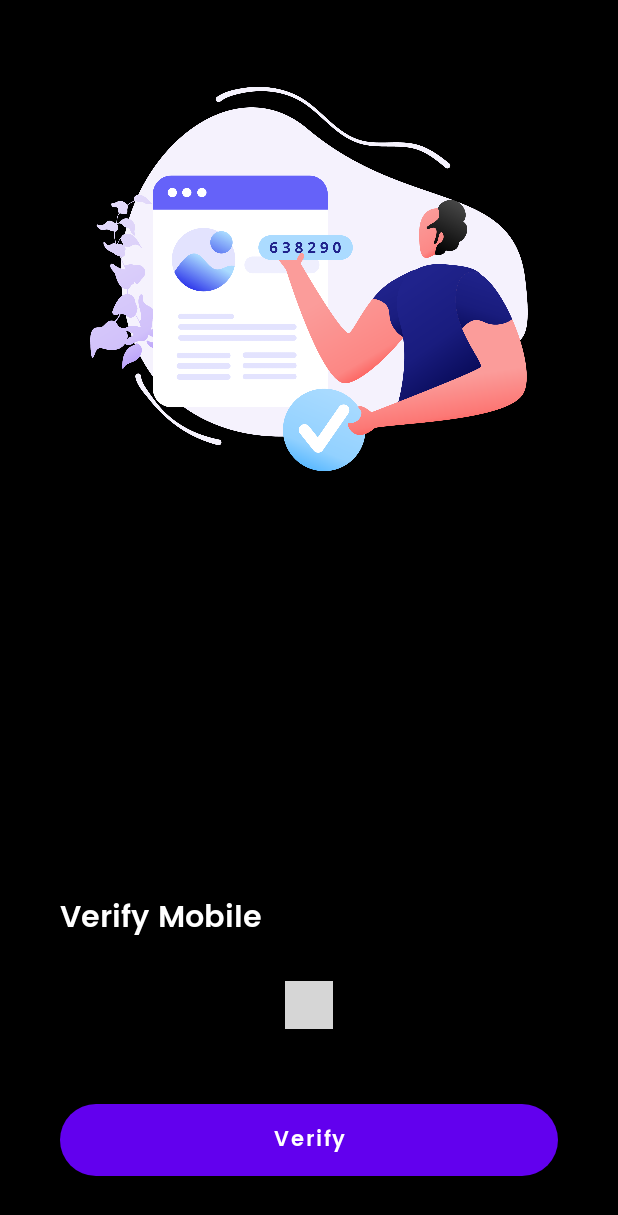
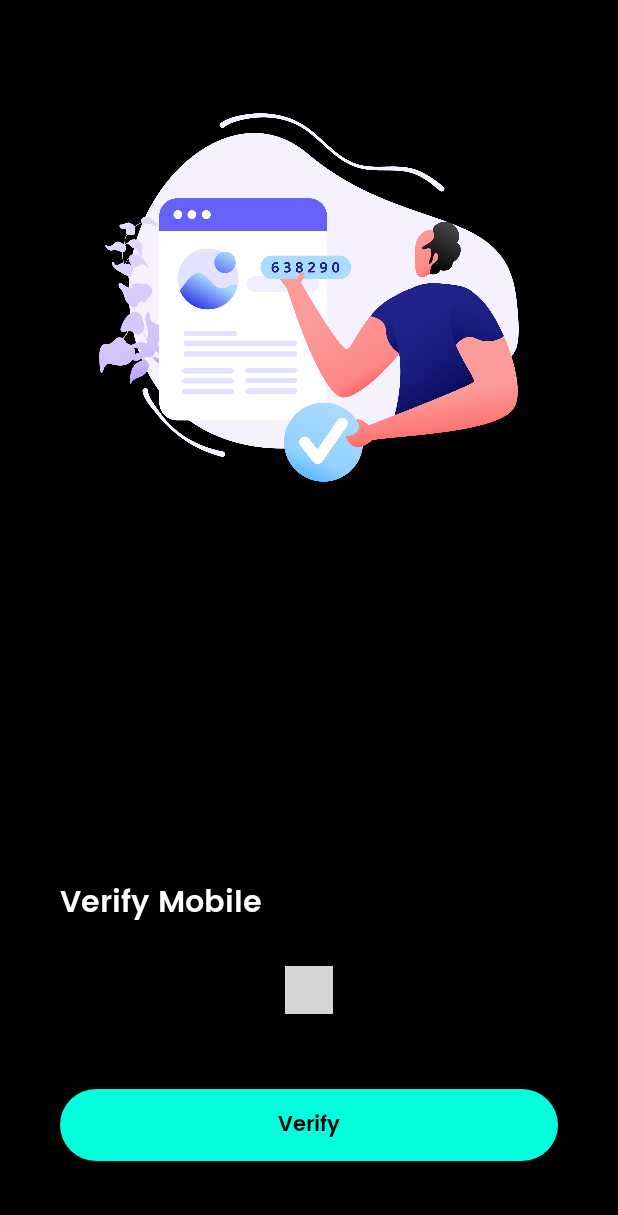
Before and after one commit to nikhiltomar2690/Ms_Engage_FacePayment, an Android app: the otpenter screen opened directly, with no data from a screen before it, on a phone screen of 412 x 824 dp. Shown: the top 1215 px of the screen. Run offline under Robolectric (Android 15) with nearby library versions, the phone set to English and light mode, and no system bars; our stand-ins replace Firebase (no records; nobody signed in at launch, a user with empty details on screens opened directly); plain views replace PinView; 1 statement that could not run was skipped; grey boxes are pictures that could not be loaded.

Commit message:
otp ui changed

```diff
--- a/app/src/main/res/drawable/bttnround.xml
+++ b/app/src/main/res/drawable/bttnround.xml
@@ -3,7 +3,7 @@
     <item>
         <shape android:shape="rectangle">
             <solid android:color="@color/white"/>
-            <corners android:radius="50dp"/>
+            <corners android:radius="40dp"/>
             <stroke android:color="@color/white" android:width="2dp"/>
         </shape>
     </item>
--- a/app/src/main/res/layout/activity_login.xml
+++ b/app/src/main/res/layout/activity_login.xml
@@ -52,6 +52,12 @@
         app:layout_constraintRight_toRightOf="parent"
         app:layout_constraintTop_toBottomOf="@+id/phoneno" />
 
+    <ProgressBar
+        android:id="@+id/progressbar"
+        android:layout_width="match_parent"
+        android:layout_height="match_parent"
+        />
+
     <androidx.appcompat.widget.AppCompatButton
         android:id="@+id/btnotp"
         android:layout_width="wrap_content"
--- a/app/src/main/res/layout/activity_otpenter.xml
+++ b/app/src/main/res/layout/activity_otpenter.xml
@@ -13,6 +13,7 @@
     <LinearLayout
         android:layout_width="match_parent"
         android:layout_height="0dp"
+        android:layout_marginTop="20dp"
         android:gravity="center|bottom"
         android:layout_weight="1">
         <ImageView
@@ -21,45 +22,49 @@
             android:src="@drawable/otpimage"
             android:paddingBottom="40dp"/>
     </LinearLayout>
+
     <LinearLayout
         android:layout_width="match_parent"
         android:layout_height="0dp"
-        android:orientation="vertical"
+        android:layout_weight="1"
         android:gravity="bottom|center"
-        android:layout_weight="1">
+        android:layout_marginBottom="10dp"
+        android:orientation="vertical">
+
         <TextView
             android:layout_width="match_parent"
+            android:layout_height="wrap_content"
+            android:fontFamily="@font/poppinssemibold"
             android:paddingLeft="40dp"
-            android:layout_height="wrap_content"
+            android:paddingBottom="15dp"
             android:text="Verify Mobile"
-            android:paddingBottom="15dp"
-            android:textSize="20sp"
-            android:fontFamily="@font/poppinssemibold"
-            android:textColor="@color/white"/>
+            android:textColor="@color/white"
+            android:textSize="20sp" />
+
         <com.chaos.view.PinView
             android:id="@+id/id_otp"
+            style="@style/PinWidget.PinView"
             android:layout_width="wrap_content"
             android:layout_height="wrap_content"
+            app:itemSpacing="10dp"
+            android:layout_margin="10dp"
+            android:cursorVisible="true"
+            android:inputType="number"
+            android:textColor="@color/white"
+            app:hideLineWhenFilled="false"
             app:itemCount="6"
-            android:layout_margin="10dp"
-            android:itemBackground="#F4F6F9"
-            android:cursorVisible="true"
-            app:lineColor="#2196F3"
-            android:textColor="#1F1F1F"
-            android:inputType="number"
-            app:hideLineWhenFilled="true"
-            style="@style/PinWidget.PinView"
-            app:itemRadius="5dp"/>
-        <Button
+            app:itemRadius="5dp"
+            app:lineColor="@color/neongreen" />
+
+        <androidx.appcompat.widget.AppCompatButton
             android:id="@+id/verifyBtn"
             android:layout_width="match_parent"
             android:layout_height="wrap_content"
+            android:layout_margin="40dp"
+            android:background="@drawable/buttonround"
+            android:fontFamily="@font/poppinssemibold"
             android:text="Verify"
             android:textAllCaps="false"
-            android:fontFamily="@font/poppinssemibold"
-            android:layout_margin="40dp"
-            android:textColor="#ffffff"
-            android:background="@drawable/buttonround"
-            />
+            android:textColor="@color/black" />
     </LinearLayout>
 </LinearLayout>
```
Also changed, not shown: app/src/main/java/com/example/msengage/login.kt (+14 -1 lines).
